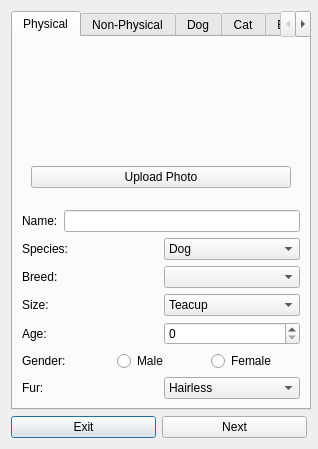
Old version of the form deliverable2-code/addanimal.ui in the repository ashleefoureyes/quackjaws.
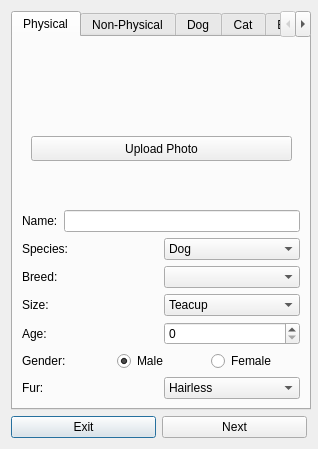
New version of the form.

The edit to the form file:
```diff
--- a/deliverable2-code/addanimal.ui
+++ b/deliverable2-code/addanimal.ui
@@ -70,19 +70,25 @@
       <layout class="QVBoxLayout" name="verticalLayout_3">
        <item>
         <widget class="QWidget" name="widget_3" native="true">
-         <layout class="QVBoxLayout" name="verticalLayout_5">
-          <item>
            <widget class="QLabel" name="lbAnimalPhoto">
+          <property name="geometry">
+           <rect>
+            <x>70</x>
+            <y>0</y>
+            <width>150</width>
+            <height>75</height>
+           </rect>
+          </property>
             <property name="minimumSize">
              <size>
-              <width>275</width>
-              <height>95</height>
+            <width>150</width>
+            <height>75</height>
              </size>
             </property>
             <property name="maximumSize">
              <size>
-              <width>218</width>
-              <height>95</height>
+            <width>150</width>
+            <height>75</height>
              </size>
             </property>
             <property name="text">
@@ -92,15 +98,19 @@
              <set>Qt::AlignCenter</set>
             </property>
            </widget>
-          </item>
-          <item>
            <widget class="QPushButton" name="bUpload">
+          <property name="geometry">
+           <rect>
+            <x>9</x>
+            <y>90</y>
+            <width>261</width>
+            <height>25</height>
+           </rect>
+          </property>
             <property name="text">
              <string>Upload Photo</string>
             </property>
            </widget>
-          </item>
-         </layout>
         </widget>
        </item>
        <item>
@@ -237,7 +247,7 @@
               <string>Male</string>
              </property>
              <property name="checked">
-              <bool>false</bool>
+              <bool>true</bool>
              </property>
              <attribute name="buttonGroup">
               <string notr="true">groupGender</string>
```
Left out of the diff: 100 changed lines with no effect on the pictures. Lines whose indentation alone changed are shown as unchanged.
